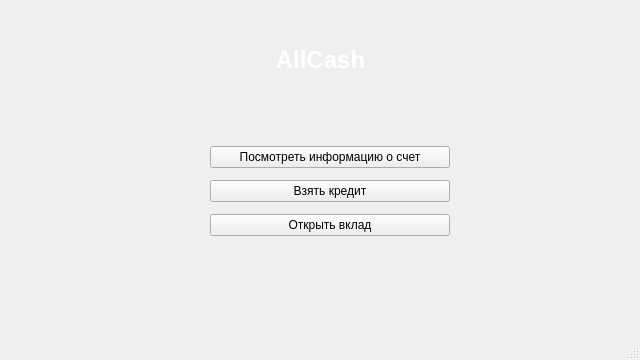
This is AllCashApp/mainwindow.ui in Revachol/AllCash as Qt 5 draws it before an edit. The edited form follows.
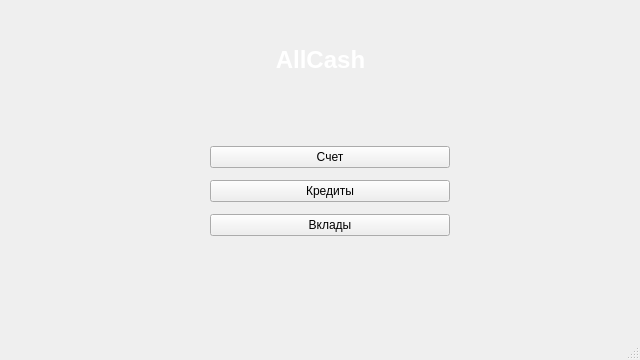
This is the edited form.

```diff
--- a/AllCashApp/mainwindow.ui
+++ b/AllCashApp/mainwindow.ui
@@ -40,7 +40,7 @@
      <string>&lt;html&gt;&lt;head/&gt;&lt;body&gt;&lt;h1 align=&quot;center&quot; style=&quot; margin-top:18px; margin-bottom:12px; margin-left:0px; margin-right:0px; -qt-block-indent:0; text-indent:0px;&quot;&gt;&lt;span style=&quot; font-size:xx-large; font-weight:700; color:#ffffff;&quot;&gt;AllCash&lt;/span&gt;&lt;/h1&gt;&lt;/body&gt;&lt;/html&gt;</string>
     </property>
    </widget>
-   <widget class="QWidget" name="">
+   <widget class="QWidget" name="layoutWidget">
     <property name="geometry">
      <rect>
       <x>210</x>
@@ -53,21 +53,21 @@
      <item>
       <widget class="QPushButton" name="pushButton">
        <property name="text">
-        <string>Посмотреть информацию о счет</string>
+        <string>Счет</string>
        </property>
       </widget>
      </item>
      <item>
       <widget class="QPushButton" name="pushButton_2">
        <property name="text">
-        <string>Взять кредит</string>
+        <string>Кредиты</string>
        </property>
       </widget>
      </item>
      <item>
       <widget class="QPushButton" name="pushButton_3">
        <property name="text">
-        <string>Открыть вклад</string>
+        <string>Вклады</string>
        </property>
       </widget>
      </item>
```
Left out of the diff: 2 changed lines with no effect on the pictures.
